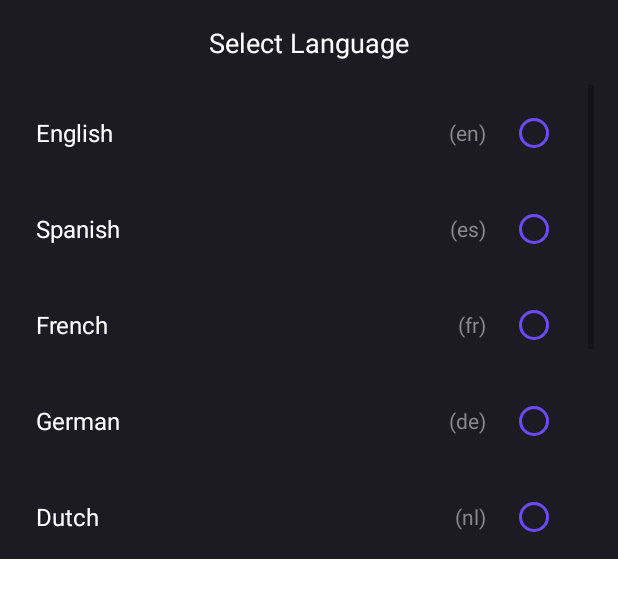
After one commit to CodeCraftersgcuf/VpnApp, an Android app: the layout dialog_select_language.xml on its own in the app's theme, with its tools: preview values and no code run, on a phone screen of 412 x 824 dp. The commit adds this screen. Shown: the top 598 px of the screen. Run offline under Robolectric (Android 15) with nearby library versions, the phone set to English and light mode, and no system bars.

Commit message:
Added the language selection menu.

```diff
--- a/app/build.gradle.kts
+++ b/app/build.gradle.kts
@@ -61,5 +61,7 @@ dependencies {
     implementation("org.jetbrains.kotlinx:kotlinx-coroutines-android:1.6.4")
     implementation ("pl.droidsonroids.gif:android-gif-drawable:1.2.25")
     implementation ("com.google.android.material:material:1.8.0")
+    implementation ("androidx.appcompat:appcompat:1.3.1")
+    implementation ("androidx.fragment:fragment-ktx:1.3.6")
 
 }
--- /dev/null
+++ b/app/src/main/java/com/example/test/DialogFragment.kt
@@ -0,0 +1,88 @@
+package com.example.test
+
+import android.app.Dialog
+import android.os.Bundle
+import android.view.LayoutInflater
+import android.view.View
+import android.view.ViewGroup
+import android.widget.RadioButton
+import android.widget.RadioGroup
+import androidx.fragment.app.DialogFragment
+
+class SelectLanguageDialogFragment : DialogFragment() {
+
+    private lateinit var radioGroup: RadioGroup
+
+    override fun onCreateView(
+        inflater: LayoutInflater, container: ViewGroup?,
+        savedInstanceState: Bundle?
+    ): View? {
+        // Inflate the layout for this fragment
+        return inflater.inflate(R.layout.dialog_select_language, container, false)
+    }
+
+    override fun onViewCreated(view: View, savedInstanceState: Bundle?) {
+        super.onViewCreated(view, savedInstanceState)
+
+        // Directly handle the checked state of RadioButtons without adding them to a RadioGroup
+        val radioButtonEn: RadioButton = view.findViewById(R.id.radio_button_en)
+        val radioButtonEs: RadioButton = view.findViewById(R.id.radio_button_es)
+        val radioButtonFr: RadioButton = view.findViewById(R.id.radio_button_fr)
+        val radioButtonDe: RadioButton = view.findViewById(R.id.radio_button_de)
+        val radioButtonNl: RadioButton = view.findViewById(R.id.radio_button_nl)
+        val radioButtonIt: RadioButton = view.findViewById(R.id.radio_button_it)
+        val radioButtonPt: RadioButton = view.findViewById(R.id.radio_button_pt)
+        val radioButtonRu: RadioButton = view.findViewById(R.id.radio_button_ru)
+
+        // Handle RadioButton clicks
+        val radioButtons = listOf(
+            radioButtonEn, radioButtonEs, radioButtonFr, radioButtonDe,
+            radioButtonNl, radioButtonIt, radioButtonPt, radioButtonRu
+        )
+
+        radioButtons.forEach { radioButton ->
+            radioButton.setOnClickListener {
+                // Uncheck all RadioButtons
+                radioButtons.forEach { it.isChecked = false }
+                // Check the selected RadioButton
+                radioButton.isChecked = true
+
+                // You can add logic here to handle language selection based on the selected RadioButton
+                val selectedLanguageCode = when (radioButton.id) {
+                    R.id.radio_button_en -> "en"
+                    R.id.radio_button_es -> "es"
+                    R.id.radio_button_fr -> "fr"
+                    R.id.radio_button_de -> "de"
+                    R.id.radio_button_nl -> "nl"
+                    R.id.radio_button_it -> "it"
+                    R.id.radio_button_pt -> "pt"
+                    R.id.radio_button_ru -> "ru"
+                    else -> "en"
+                }
+
+                // Dismiss the dialog after selection (optional)
+                dismiss()
+
+                // Implement your logic for changing the app's language based on selectedLanguageCode
+                // Example: updateLanguage(selectedLanguageCode)
+            }
+        }
+
+        // Optionally pre-select a default language
+        radioButtonEn.isChecked = true
+    }
+
+    override fun onCreateDialog(savedInstanceState: Bundle?): Dialog {
+        val dialog = super.onCreateDialog(savedInstanceState)
+        dialog.window?.setBackgroundDrawableResource(android.R.color.transparent)
+
+        dialog.setOnShowListener {
+            // Set the dialog to a larger size
+            dialog.window?.setLayout(
+                ViewGroup.LayoutParams.MATCH_PARENT,
+                ViewGroup.LayoutParams.WRAP_CONTENT
+            )
+        }
+        return dialog
+    }
+}
--- a/app/src/main/java/com/example/test/MainActivity.kt
+++ b/app/src/main/java/com/example/test/MainActivity.kt
@@ -4,6 +4,7 @@ import RateUsDialogFragment
 import android.content.Intent
 import android.os.Bundle
 import android.util.Log
+import android.view.MenuItem
 import android.widget.ImageView
 import android.widget.LinearLayout
 import androidx.appcompat.app.AppCompatActivity
@@ -89,6 +90,13 @@ class MainActivity : AppCompatActivity() {
                     Log.d(TAG, "Upgrade to PRO clicked")
                     true
                 }
+                R.id.nav_select_language -> {
+                    // Show the Select Language dialog
+                    val dialog = SelectLanguageDialogFragment()
+                    dialog.show(supportFragmentManager, "SelectLanguageDialog")
+                    drawerLayout.closeDrawers() // Close the drawer
+                    true
+                }
                 R.id.rate_us -> {
                     Log.d(TAG, "Rate Us clicked")
                     // Show the Rate Us dialog
@@ -146,4 +154,15 @@ class MainActivity : AppCompatActivity() {
         val navController = findNavController(R.id.nav_host_fragment_content_main)
         return navController.navigateUp(appBarConfiguration) || super.onSupportNavigateUp()
     }
+    override fun onOptionsItemSelected(item: MenuItem): Boolean {
+        return when (item.itemId) {
+            R.id.nav_select_language -> {
+                val dialog = SelectLanguageDialogFragment()
+                dialog.show(supportFragmentManager, "SelectLanguageDialog")
+                true
+            }
+            else -> super.onOptionsItemSelected(item)
+        }
+    }
+
 }
--- /dev/null
+++ b/app/src/main/res/layout/dialog_select_language.xml
@@ -0,0 +1,315 @@
+<?xml version="1.0" encoding="utf-8"?>
+<LinearLayout xmlns:android="http://schemas.android.com/apk/res/android"
+    android:layout_width="match_parent"
+    android:layout_height="wrap_content"
+    android:background="#1C1B24"
+    android:orientation="vertical"
+    android:padding="16dp">
+
+    <!-- Title -->
+    <TextView
+        android:id="@+id/title"
+        android:layout_width="wrap_content"
+        android:layout_height="wrap_content"
+        android:text="Select Language"
+        android:textColor="#FFFFFF"
+        android:textSize="18sp"
+        android:layout_gravity="center_horizontal"
+        android:paddingBottom="16dp" />
+
+    <!-- Language List -->
+    <ScrollView
+        android:layout_width="match_parent"
+        android:layout_height="300dp"
+        android:fillViewport="true">
+
+        <LinearLayout
+            android:layout_width="match_parent"
+            android:layout_height="wrap_content"
+            android:orientation="vertical">
+
+            <!-- English -->
+            <LinearLayout
+                android:id="@+id/language_item_en"
+                android:layout_width="match_parent"
+                android:layout_height="wrap_content"
+                android:orientation="horizontal"
+                android:padding="8dp"
+                android:gravity="center_vertical">
+
+                <TextView
+                    android:id="@+id/language_name_en"
+                    android:layout_width="0dp"
+                    android:layout_height="wrap_content"
+                    android:layout_weight="1"
+                    android:text="English"
+                    android:textColor="#FFFFFF"
+                    android:textSize="16sp" />
+
+                <TextView
+                    android:id="@+id/language_code_en"
+                    android:layout_width="wrap_content"
+                    android:layout_height="wrap_content"
+                    android:text="(en)"
+                    android:textColor="#888888"
+                    android:textSize="14sp"
+                    android:paddingStart="8dp" />
+
+                <RadioButton
+                    android:id="@+id/radio_button_en"
+                    android:layout_width="wrap_content"
+                    android:layout_height="wrap_content"
+                    android:buttonTint="#6D4AFF"
+                    android:layout_marginStart="16dp" />
+            </LinearLayout>
+
+            <!-- Spanish -->
+            <LinearLayout
+                android:id="@+id/language_item_es"
+                android:layout_width="match_parent"
+                android:layout_height="wrap_content"
+                android:orientation="horizontal"
+                android:padding="8dp"
+                android:gravity="center_vertical">
+
+                <TextView
+                    android:id="@+id/language_name_es"
+                    android:layout_width="0dp"
+                    android:layout_height="wrap_content"
+                    android:layout_weight="1"
+                    android:text="Spanish"
+                    android:textColor="#FFFFFF"
+                    android:textSize="16sp" />
+
+                <TextView
+                    android:id="@+id/language_code_es"
+                    android:layout_width="wrap_content"
+                    android:layout_height="wrap_content"
+                    android:text="(es)"
+                    android:textColor="#888888"
+                    android:textSize="14sp"
+                    android:paddingStart="8dp" />
+
+                <RadioButton
+                    android:id="@+id/radio_button_es"
+                    android:layout_width="wrap_content"
+                    android:layout_height="wrap_content"
+                    android:buttonTint="#6D4AFF"
+                    android:layout_marginStart="16dp" />
+            </LinearLayout>
+
+            <!-- French -->
+            <LinearLayout
+                android:id="@+id/language_item_fr"
+                android:layout_width="match_parent"
+                android:layout_height="wrap_content"
+                android:orientation="horizontal"
+                android:padding="8dp"
+                android:gravity="center_vertical">
+
+                <TextView
+                    android:id="@+id/language_name_fr"
+                    android:layout_width="0dp"
+                    android:layout_height="wrap_content"
+                    android:layout_weight="1"
+                    android:text="French"
+                    android:textColor="#FFFFFF"
+                    android:textSize="16sp" />
+
+                <TextView
+                    android:id="@+id/language_code_fr"
+                    android:layout_width="wrap_content"
+                    android:layout_height="wrap_content"
+                    android:text="(fr)"
+                    android:textColor="#888888"
+                    android:textSize="14sp"
+                    android:paddingStart="8dp" />
+
+                <RadioButton
+                    android:id="@+id/radio_button_fr"
+                    android:layout_width="wrap_content"
+                    android:layout_height="wrap_content"
+                    android:buttonTint="#6D4AFF"
+                    android:layout_marginStart="16dp" />
+            </LinearLayout>
+
+            <!-- German -->
+            <LinearLayout
+                android:id="@+id/language_item_de"
+                android:layout_width="match_parent"
+                android:layout_height="wrap_content"
+                android:orientation="horizontal"
+                android:padding="8dp"
+                android:gravity="center_vertical">
+
+                <TextView
+                    android:id="@+id/language_name_de"
+                    android:layout_width="0dp"
+                    android:layout_height="wrap_content"
+                    android:layout_weight="1"
+                    android:text="German"
+                    android:textColor="#FFFFFF"
+                    android:textSize="16sp" />
+
+                <TextView
+                    android:id="@+id/language_code_de"
+                    android:layout_width="wrap_content"
+                    android:layout_height="wrap_content"
+                    android:text="(de)"
+                    android:textColor="#888888"
+                    android:textSize="14sp"
+                    android:paddingStart="8dp" />
+
+                <RadioButton
+                    android:id="@+id/radio_button_de"
+                    android:layout_width="wrap_content"
+                    android:layout_height="wrap_content"
+                    android:buttonTint="#6D4AFF"
+                    android:layout_marginStart="16dp" />
+            </LinearLayout>
+
+            <!-- Dutch -->
+            <LinearLayout
+                android:id="@+id/language_item_nl"
+                android:layout_width="match_parent"
+                android:layout_height="wrap_content"
+                android:orientation="horizontal"
+                android:padding="8dp"
+                android:gravity="center_vertical">
+
+                <TextView
+                    android:id="@+id/language_name_nl"
+                    android:layout_width="0dp"
+                    android:layout_height="wrap_content"
+                    android:layout_weight="1"
+                    android:text="Dutch"
+                    android:textColor="#FFFFFF"
+                    android:textSize="16sp" />
+
+                <TextView
+                    android:id="@+id/language_code_nl"
+                    android:layout_width="wrap_content"
+                    android:layout_height="wrap_content"
+                    android:text="(nl)"
+                    android:textColor="#888888"
+                    android:textSize="14sp"
+                    android:paddingStart="8dp" />
+
+                <RadioButton
+                    android:id="@+id/radio_button_nl"
+                    android:layout_width="wrap_content"
+                    android:layout_height="wrap_content"
+                    android:buttonTint="#6D4AFF"
+                    android:layout_marginStart="16dp" />
+            </LinearLayout>
+
+            <!-- Italian -->
+            <LinearLayout
+                android:id="@+id/language_item_it"
+                android:layout_width="match_parent"
+                android:layout_height="wrap_content"
+                android:orientation="horizontal"
+                android:padding="8dp"
+                android:gravity="center_vertical">
+
+                <TextView
+                    android:id="@+id/language_name_it"
+                    android:layout_width="0dp"
+                    android:layout_height="wrap_content"
+                    android:layout_weight="1"
+                    android:text="Italian"
+                    android:textColor="#FFFFFF"
+                    android:textSize="16sp" />
+
+                <TextView
+                    android:id="@+id/language_code_it"
+                    android:layout_width="wrap_content"
+                    android:layout_height="wrap_content"
+                    android:text="(it)"
+                    android:textColor="#888888"
+                    android:textSize="14sp"
+                    android:paddingStart="8dp" />
+
+                <RadioButton
+                    android:id="@+id/radio_button_it"
+                    android:layout_width="wrap_content"
+                    android:layout_height="wrap_content"
+                    android:buttonTint="#6D4AFF"
+                    android:layout_marginStart="16dp" />
+            </LinearLayout>
+
+            <!-- Portuguese -->
+            <LinearLayout
+                android:id="@+id/language_item_pt"
+                android:layout_width="match_parent"
+                android:layout_height="wrap_content"
+                android:orientation="horizontal"
+                android:padding="8dp"
+                android:gravity="center_vertical">
+
+                <TextView
+                    android:id="@+id/language_name_pt"
+                    android:layout_width="0dp"
+                    android:layout_height="wrap_content"
+                    android:layout_weight="1"
+                    android:text="Portuguese"
+                    android:textColor="#FFFFFF"
+                    android:textSize="16sp" />
+
+                <TextView
+                    android:id="@+id/language_code_pt"
+                    android:layout_width="wrap_content"
+                    android:layout_height="wrap_content"
+                    android:text="(pt)"
+                    android:textColor="#888888"
+                    android:textSize="14sp"
+                    android:paddingStart="8dp" />
+
+                <RadioButton
+                    android:id="@+id/radio_button_pt"
+                    android:layout_width="wrap_content"
+                    android:layout_height="wrap_content"
+                    android:buttonTint="#6D4AFF"
+                    android:layout_marginStart="16dp" />
+            </LinearLayout>
+
+            <!-- Russian -->
+            <LinearLayout
+                android:id="@+id/language_item_ru"
+                android:layout_width="match_parent"
+                android:layout_height="wrap_content"
+                android:orientation="horizontal"
+                android:padding="8dp"
+                android:gravity="center_vertical">
+
+                <TextView
+                    android:id="@+id/language_name_ru"
+                    android:layout_width="0dp"
+                    android:layout_height="wrap_content"
+                    android:layout_weight="1"
+                    android:text="Russian"
+                    android:textColor="#FFFFFF"
+                    android:textSize="16sp" />
+
+                <TextView
+                    android:id="@+id/language_code_ru"
+                    android:layout_width="wrap_content"
+                    android:layout_height="wrap_content"
+                    android:text="(ru)"
+                    android:textColor="#888888"
+                    android:textSize="14sp"
+                    android:paddingStart="8dp" />
+
+                <RadioButton
+                    android:id="@+id/radio_button_ru"
+                    android:layout_width="wrap_content"
+                    android:layout_height="wrap_content"
+                    android:buttonTint="#6D4AFF"
+                    android:layout_marginStart="16dp" />
+            </LinearLayout>
+
+            <!-- More languages can be added here following the same pattern -->
+
+        </LinearLayout>
+    </ScrollView>
+</LinearLayout>
--- /dev/null
+++ b/app/src/main/res/layout/fragment_dialog.xml
@@ -0,0 +1,18 @@
+<?xml version="1.0" encoding="utf-8"?>
+<FrameLayout xmlns:android="http://schemas.android.com/apk/res/android"
+    xmlns:tools="http://schemas.android.com/tools"
+    android:layout_width="match_parent"
+    android:layout_height="match_parent"
+    android:background="#1C1B24"
+    tools:context=".SelectLanguageDialogFragment">
+
+<TextView
+android:layout_width="match_parent"
+android:layout_height="match_parent"
+android:text="@string/hello_blank_fragment"
+android:textColor="#FFFFFF"
+    android:gravity="center"
+    android:textSize="18sp"
+    />
+
+    </FrameLayout>
--- a/app/src/main/res/values/styles.xml
+++ b/app/src/main/res/values/styles.xml
@@ -7,6 +7,10 @@
         <!-- Customize text size -->
         <item name="android:textSize">18sp</item>
         <!-- You can add more attributes here as needed -->
+    </style>
+    <style name="CustomDialogTheme" parent="Theme.AppCompat.Dialog.Alert">
+        <item name="android:windowBackground">#1C1B24</item>
+        <item name="android:textColor">#FFFF</item>
     </style>
 
     <!-- Custom RatingBar Theme -->
```
